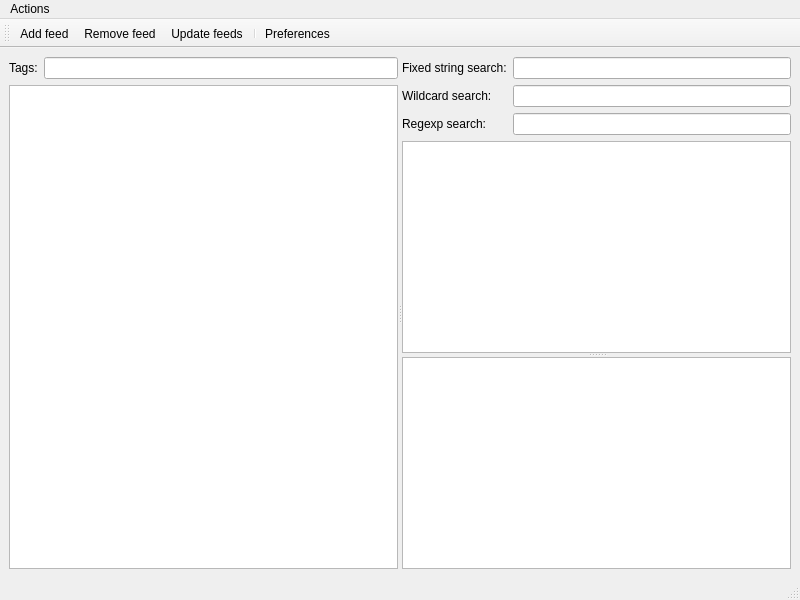
0xd34df00d/leechcraft, file src/plugins/aggregator/mainwindow.ui: the form before one commit.
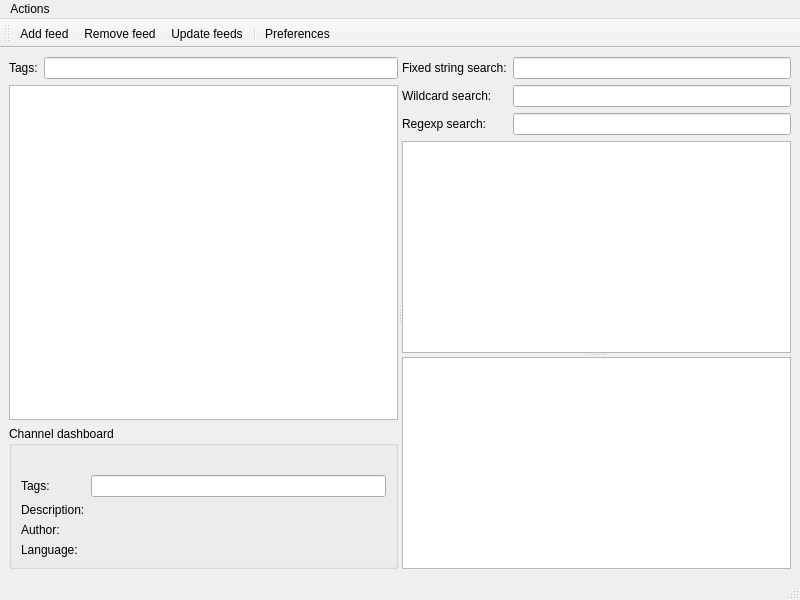
The form after the commit. Icons and pictures are not drawn.

Commit message: + Aggregator: FS#55: Tags modifying works well. + Aggregator: Added (dumb yet except tags) channel dashboard.

```diff
--- a/src/plugins/aggregator/mainwindow.ui
+++ b/src/plugins/aggregator/mainwindow.ui
@@ -54,6 +54,80 @@
           </property>
          </widget>
         </item>
+        <item>
+         <widget class="QGroupBox" name="ChannelDashboard_" >
+          <property name="minimumSize" >
+           <size>
+            <width>0</width>
+            <height>140</height>
+           </size>
+          </property>
+          <property name="title" >
+           <string>Channel dashboard</string>
+          </property>
+          <layout class="QGridLayout" >
+           <item row="0" column="0" colspan="2" >
+            <widget class="QLabel" name="ChannelImage_" >
+             <property name="text" >
+              <string>&lt;channel image></string>
+             </property>
+            </widget>
+           </item>
+           <item row="1" column="0" >
+            <widget class="QLabel" name="label_5" >
+             <property name="text" >
+              <string>Tags:</string>
+             </property>
+            </widget>
+           </item>
+           <item row="1" column="1" >
+            <widget class="QLineEdit" name="ChannelTags_" />
+           </item>
+           <item row="2" column="0" >
+            <widget class="QLabel" name="label_8" >
+             <property name="text" >
+              <string>Description:</string>
+             </property>
+            </widget>
+           </item>
+           <item row="2" column="1" >
+            <widget class="QLabel" name="ChannelDescription_" >
+             <property name="text" >
+              <string>&lt;description></string>
+             </property>
+            </widget>
+           </item>
+           <item row="3" column="0" >
+            <widget class="QLabel" name="label_6" >
+             <property name="text" >
+              <string>Author:</string>
+             </property>
+            </widget>
+           </item>
+           <item row="3" column="1" >
+            <widget class="QLabel" name="ChannelAuthor_" >
+             <property name="text" >
+              <string>&lt;author></string>
+             </property>
+            </widget>
+           </item>
+           <item row="4" column="0" >
+            <widget class="QLabel" name="label_7" >
+             <property name="text" >
+              <string>Language:</string>
+             </property>
+            </widget>
+           </item>
+           <item row="4" column="1" >
+            <widget class="QLabel" name="ChannelLanguage_" >
+             <property name="text" >
+              <string>&lt;language></string>
+             </property>
+            </widget>
+           </item>
+          </layout>
+         </widget>
+        </item>
        </layout>
       </widget>
       <widget class="QWidget" name="layoutWidget" >
```
The commit also changes 4 other files.
